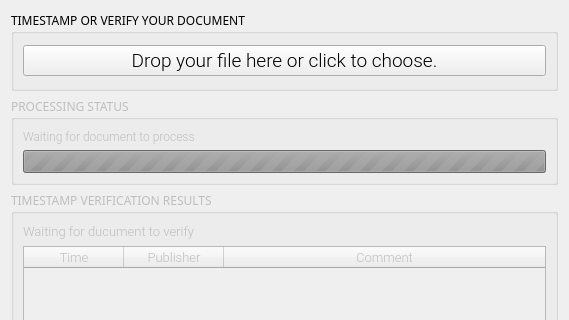
Above: app/ui/timestamp.ui from coblo/gui-demo before the change; both pictures show x 0 to 569 and y 0 to 320 of the 569 by 490 pixel window. Below: the same form after it.
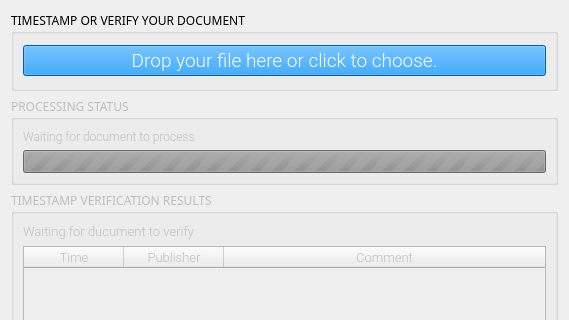
That is the form after the change.

Commit message: dropzone button color and other ui tweaks

```diff
--- a/app/ui/timestamp.ui
+++ b/app/ui/timestamp.ui
@@ -46,6 +46,12 @@
         <property name="acceptDrops">
          <bool>true</bool>
         </property>
+        <property name="styleSheet">
+         <string notr="true">QPushButton:enabled {
+	background-color: #0183ea;
+	color: white;
+}</string>
+        </property>
         <property name="text">
          <string>Drop your file here or click to choose.</string>
         </property>
```
Left out of the diff: 3 changed lines with no effect on the pictures. The commit also changes 1 other file.
